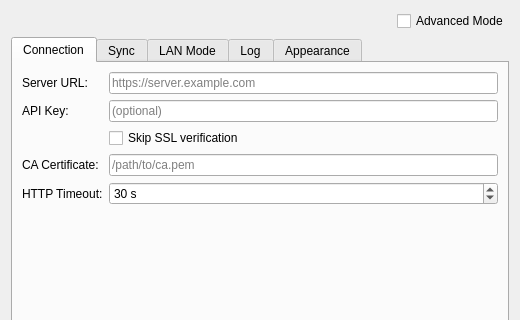
This is hsync_desktop/ui/settings_dialog.ui in albertsdk/hsync-desktop as Qt 5 draws it before an edit; both pictures show x 0 to 520 and y 0 to 320 of the 520 by 480 pixel window. The edited form follows.
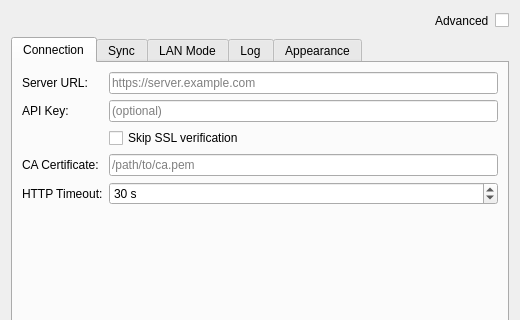
This is the edited form. Icons and pictures are not drawn.

Commit message:
feat: add ToggleSwitch widget for advanced mode setting
- Create reusable ToggleSwitch widget in widgets/toggle_switch.py
- Smooth animation with QPropertyAnimation (150ms cubic easing)
- Customizable colors (track off/on, thumb)
- Replace QCheckBox with ToggleSwitch in settings dialog
- Add 'Avanzato' label to left of toggle switch
- Create widgets/ package with __init__.py

```diff
--- a/hsync_desktop/ui/settings_dialog.ui
+++ b/hsync_desktop/ui/settings_dialog.ui
@@ -36,10 +36,17 @@
        </property>
       </spacer>
      </item>
+     <item>
+      <widget class="QLabel" name="lblAdvanced">
+       <property name="text">
+        <string>Advanced</string>
+       </property>
+      </widget>
+     </item>
      <item>
       <widget class="QCheckBox" name="advancedMode">
        <property name="text">
-        <string>Advanced Mode</string>
+        <string/>
        </property>
       </widget>
      </item>
```
The commit also changes 3 other files.
